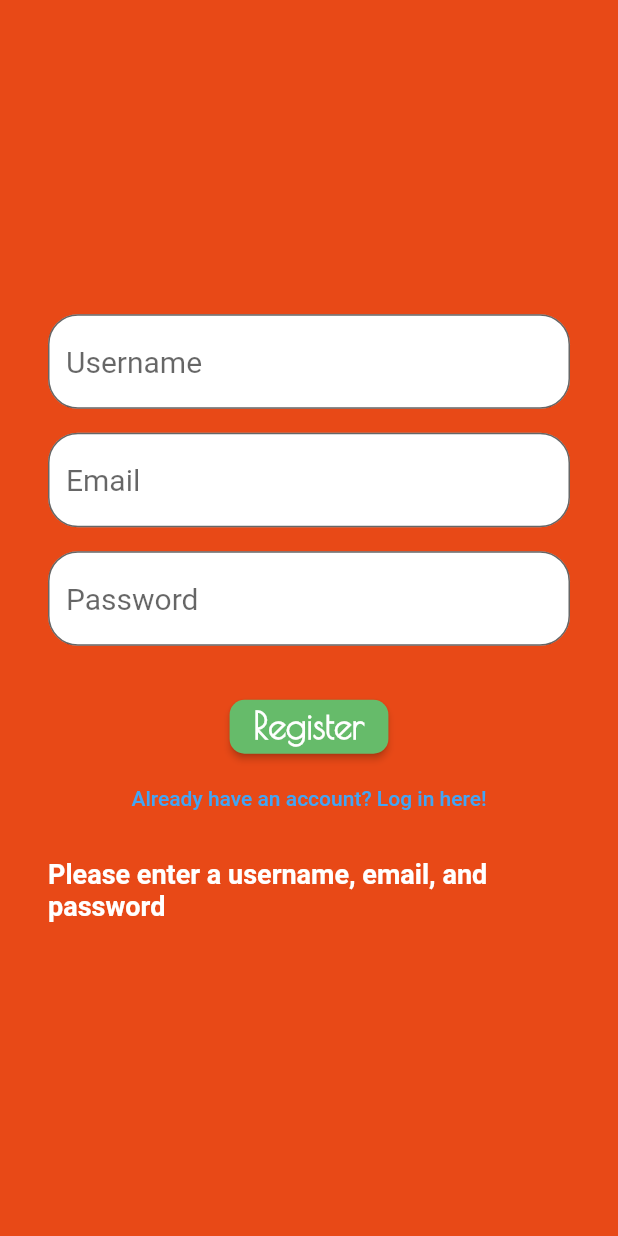
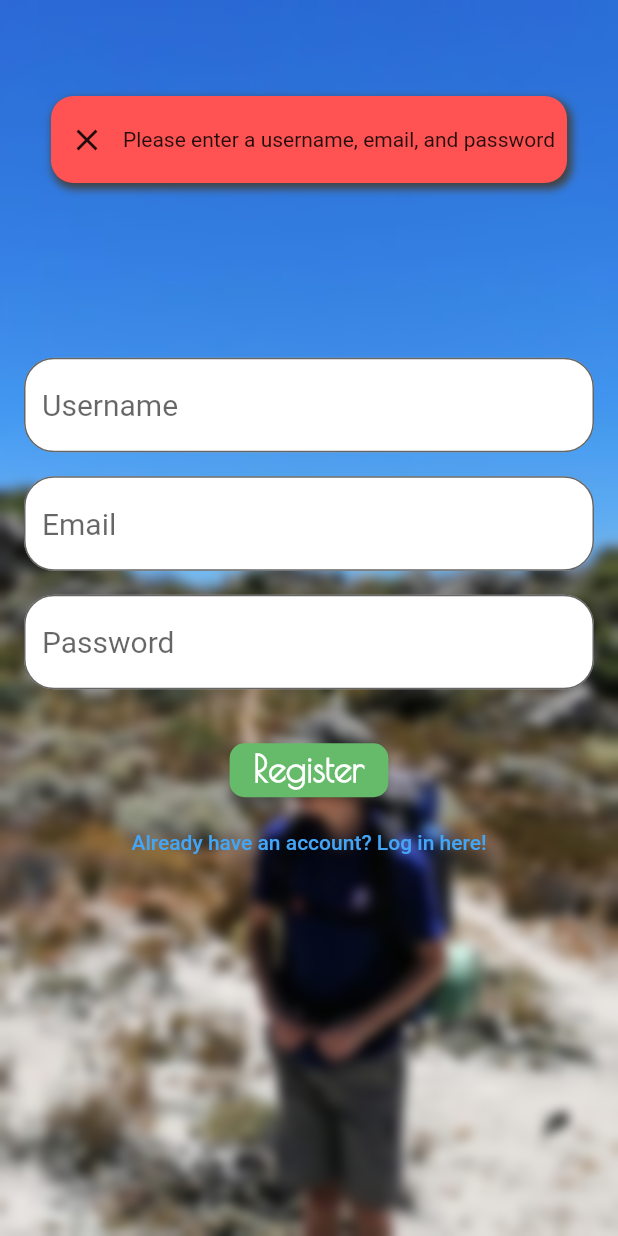
Before and after one commit to TrailBuddies/app, a Flutter app: the RegisterPage screen opened directly, after a tap on "Register", on a phone screen of 412 x 824 dp. Run offline on Flutter 3.47's test engine with Material 2 defaults, Android fonts, the phone set to English and light mode, and no system bars; our stand-ins replace fluttertoast, shared_preferences; missing offline and left inert: maps_launcher, skeleton_loader; accounts and stored records are empty; Roboto replaces fonts that are missing (Montserrat).

Commit message:
redesign the error message widgets
and new background (the same one as the landing page

```diff
--- a/lib/pages/register.dart
+++ b/lib/pages/register.dart
@@ -1,9 +1,11 @@
 import 'dart:convert';
 
+import 'package:fluttertoast/fluttertoast.dart';
 import 'package:http/http.dart';
 import 'package:flutter/material.dart';
 import 'package:provider/provider.dart';
 import 'package:shared_preferences/shared_preferences.dart';
+import 'package:trail_buddies/widgets/common/background_image.dart';
 
 import 'package:trail_buddies/widgets/common/button.dart';
 import 'package:trail_buddies/widgets/common/text_input.dart';
@@ -23,12 +25,18 @@ class _RegisterPageState extends State<RegisterPage> {
   final password = TextEditingController();
 
   String error = "";
+  late FToast toasts;
+
+  @override
+  void initState() {
+    super.initState();
+    toasts = FToast();
+    toasts.init(context);
+  }
 
   void login(BuildContext context) async {
     if (email.text.isEmpty || password.text.isEmpty || username.text.isEmpty) {
-      return setState(() {
-        error = "Please enter a username, email, and password";
-      });
+      return setError("Please enter a username, email, and password");
     }
 
     setState(() {
@@ -65,9 +73,7 @@ class _RegisterPageState extends State<RegisterPage> {
 
     if (error.isNotEmpty) return;
     if (response.statusCode != 200) {
-      return setState(() {
-        error = json['error'];
-      });
+      setError(json['error']);
     } else {
       final prefs = await SharedPreferences.getInstance();
       await prefs.setString('token', json['auth']['token']);
@@ -85,6 +91,52 @@ class _RegisterPageState extends State<RegisterPage> {
     }
   }
 
+  void setError(String err) {
+    setState(() {
+      error = err;
+    });
+    showErrorToast(err);
+  }
+
+  void showErrorToast(String err) {
+    Widget toast = Container(
+        padding:
+            const EdgeInsets.only(top: 5.0, bottom: 5.0, right: 8.0, left: 0.0),
+        decoration: BoxDecoration(
+          borderRadius: BorderRadius.circular(15.0),
+          color: Colors.redAccent,
+          boxShadow: [
+            BoxShadow(
+              color: Colors.grey.shade800,
+              blurRadius: 4.0,
+              spreadRadius: 1.0,
+              offset: const Offset(2.0, 3.0),
+            ),
+          ],
+        ),
+        child: Expanded(
+          child: Row(
+            mainAxisSize: MainAxisSize.min,
+            children: [
+              IconButton(
+                padding: const EdgeInsets.all(0.0),
+                icon: const Icon(Icons.close),
+                onPressed: () {
+                  toasts.removeCustomToast();
+                },
+              ),
+              Text(err),
+            ],
+          ),
+        ));
+
+    toasts.showToast(
+      child: toast,
+      gravity: ToastGravity.TOP,
+      toastDuration: const Duration(seconds: 4),
+    );
+  }
+
   @override
   void dispose() {
     email.dispose();
@@ -95,13 +147,12 @@ class _RegisterPageState extends State<RegisterPage> {
   @override
   Widget build(BuildContext context) {
     return Scaffold(
-      body: Container(
-        padding: const EdgeInsets.all(32),
-        decoration: const BoxDecoration(
-          color: Color.fromRGBO(232, 73, 23, 1),
-        ),
+      body: BackgroundImage(children: [
+        Container(
+          padding: const EdgeInsets.only(left: 16, right: 16),
           child: Center(
-          child: Column(mainAxisAlignment: MainAxisAlignment.center, children: [
+            child:
+                Column(mainAxisAlignment: MainAxisAlignment.center, children: [
               TextInput(hintText: 'Username', controller: username),
               const SizedBox(height: 16),
               TextInput(hintText: 'Email', controller: email),
@@ -121,18 +172,10 @@ class _RegisterPageState extends State<RegisterPage> {
                 text: "Already have an account? Log in here!",
                 onTap: () => Navigator.pushNamed(context, '/login'),
               ),
-            const SizedBox(height: 16),
-            Text(
-              error,
-              style: const TextStyle(
-                color: Colors.white,
-                fontSize: 18,
-                fontWeight: FontWeight.bold,
+            ]),
           ),
         ),
       ]),
-        ),
-      ),
     );
   }
 }
```
Lines whose indentation alone changed are shown as unchanged.
